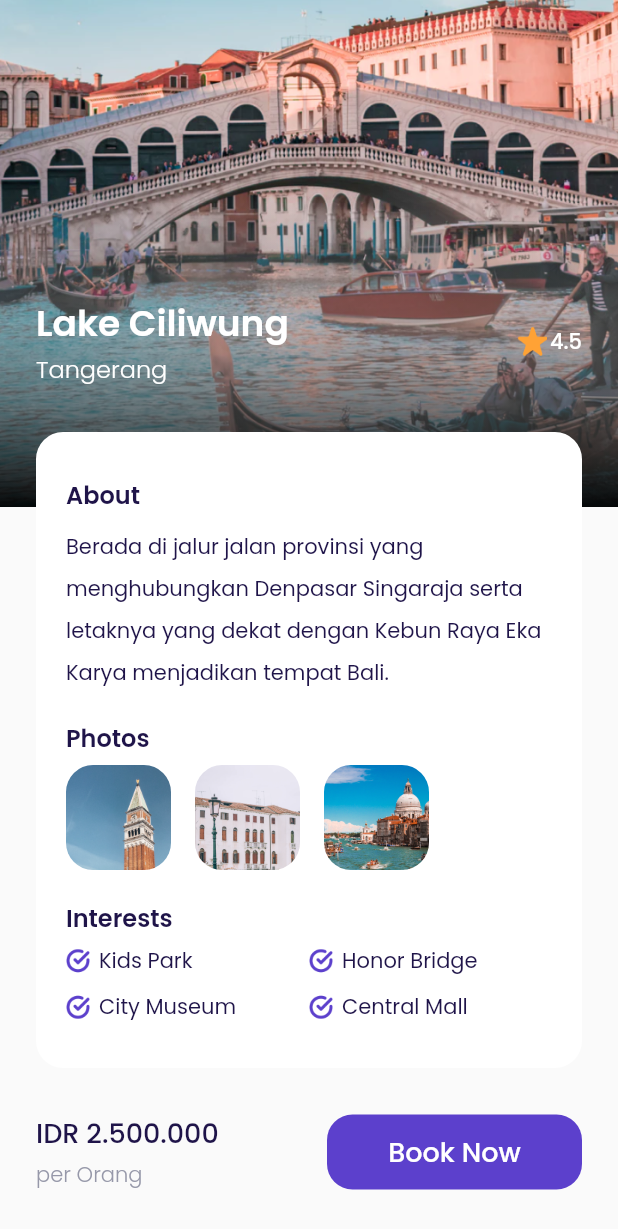
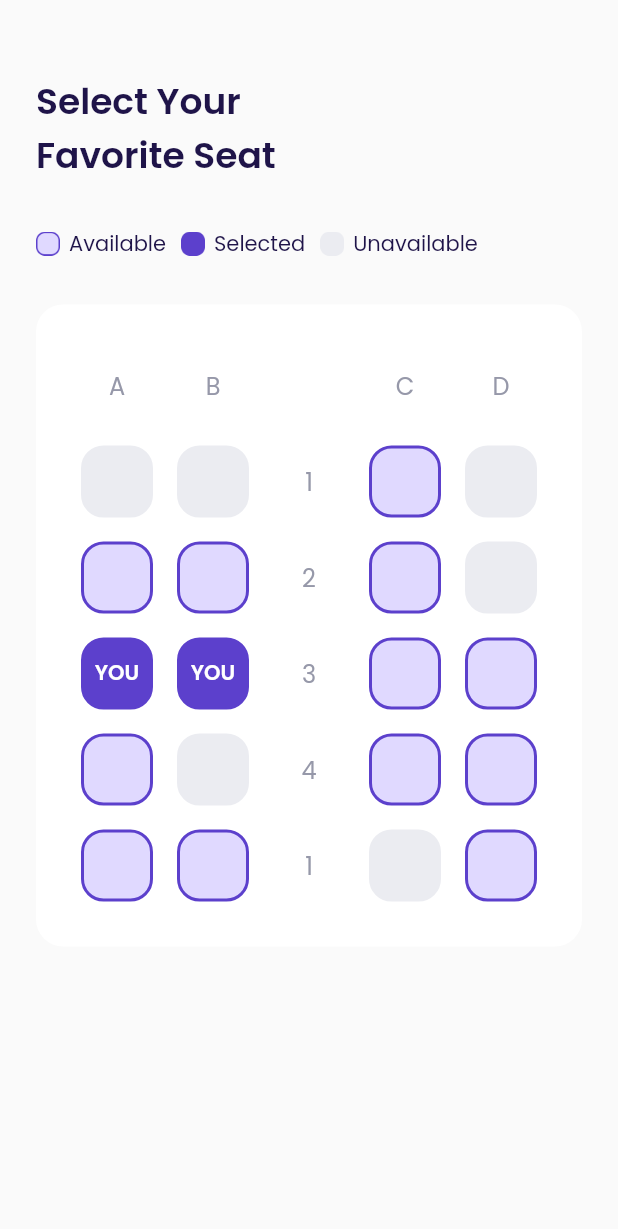
Before and after one commit to iqbaldzlfkr/baletravel_mobile_app, a Flutter app: the DetailDestinationPage screen opened directly, scrolled down 112 dp, after a tap on "Book Now", on a phone screen of 412 x 824 dp. Shown: the top 1229 px of the screen. Run offline on Flutter 3.47's test engine with Material 2 defaults, Android fonts, the phone set to English and light mode, and no system bars; our stand-ins replace google_fonts.

Commit message:
choose seat page

```diff
--- a/lib/shared/theme.dart
+++ b/lib/shared/theme.dart
@@ -10,6 +10,8 @@ Color redColor = const Color(0xffEB70A5);
 Color backgroundColor = const Color(0xffFAFAFA);
 Color inactiveColor = const Color(0xffDBD7EC);
 Color transparentColor = Colors.transparent;
+Color availableColor = const Color(0xffE0D9FF);
+Color unavailableColor = const Color(0xffEBECF1);
 
 TextStyle blackTextStyle = GoogleFonts.poppins(
   color: blackColor,
--- /dev/null
+++ b/lib/ui/pages/choose_seat_page.dart
@@ -0,0 +1,323 @@
+import 'package:bale_travel/shared/theme.dart';
+import 'package:bale_travel/ui/widgets/seat_item.dart';
+import 'package:flutter/material.dart';
+
+class ChooseSeatPage extends StatelessWidget {
+  const ChooseSeatPage({super.key});
+
+  @override
+  Widget build(BuildContext context) {
+    return Scaffold(
+      backgroundColor: backgroundColor,
+      body: ListView(
+        padding: const EdgeInsets.symmetric(
+          horizontal: 24,
+        ),
+        children: [
+          title(),
+          seatStatus(),
+          selectSeat(),
+        ],
+      ),
+    );
+  }
+}
+
+Widget title() {
+  return Container(
+    margin: const EdgeInsets.only(
+      top: 50,
+    ),
+    child: Text(
+      'Select Your\nFavorite Seat',
+      style: blackTextStyle.copyWith(
+        fontSize: 24,
+        fontWeight: semiBold,
+      ),
+    ),
+  );
+}
+
+Widget seatStatus() {
+  return Container(
+    margin: const EdgeInsets.only(
+      top: 30,
+    ),
+    child: Row(
+      children: [
+        Container(
+          height: 16,
+          width: 16,
+          margin: const EdgeInsets.only(
+            right: 6,
+          ),
+          decoration: const BoxDecoration(
+            image: DecorationImage(
+              image: AssetImage(
+                'assets/icon_available.png',
+              ),
+            ),
+          ),
+        ),
+        Text(
+          'Available',
+          style: blackTextStyle,
+        ),
+        Container(
+          height: 16,
+          width: 16,
+          margin: const EdgeInsets.only(
+            right: 6,
+            left: 10,
+          ),
+          decoration: const BoxDecoration(
+            image: DecorationImage(
+              image: AssetImage(
+                'assets/icon_selected.png',
+              ),
+            ),
+          ),
+        ),
+        Text(
+          'Selected',
+          style: blackTextStyle,
+        ),
+        Container(
+          height: 16,
+          width: 16,
+          margin: const EdgeInsets.only(
+            right: 6,
+            left: 10,
+          ),
+          decoration: const BoxDecoration(
+            image: DecorationImage(
+              image: AssetImage(
+                'assets/icon_unavailable.png',
+              ),
+            ),
+          ),
+        ),
+        Text(
+          'Unavailable',
+          style: blackTextStyle,
+        ),
+      ],
+    ),
+  );
+}
+
+Widget selectSeat() {
+  return Container(
+    width: double.infinity,
+    margin: const EdgeInsets.only(
+      top: 30,
+    ),
+    padding: const EdgeInsets.symmetric(
+      horizontal: 22,
+      vertical: 30,
+    ),
+    decoration: BoxDecoration(
+      borderRadius: BorderRadius.circular(18),
+      color: whiteColor,
+    ),
+    child: Column(
+      children: [
+        Row(
+          mainAxisAlignment: MainAxisAlignment.spaceAround,
+          children: [
+            SizedBox(
+              width: 48,
+              height: 48,
+              child: Center(
+                child: Text(
+                  'A',
+                  style: greyTextStyle.copyWith(
+                    fontSize: 16,
+                  ),
+                ),
+              ),
+            ),
+            SizedBox(
+              width: 48,
+              height: 48,
+              child: Center(
+                child: Text(
+                  'B',
+                  style: greyTextStyle.copyWith(
+                    fontSize: 16,
+                  ),
+                ),
+              ),
+            ),
+            SizedBox(
+              width: 48,
+              height: 48,
+              child: Center(
+                child: Text(
+                  '',
+                  style: greyTextStyle.copyWith(
+                    fontSize: 16,
+                  ),
+                ),
+              ),
+            ),
+            SizedBox(
+              width: 48,
+              height: 48,
+              child: Center(
+                child: Text(
+                  'C',
+                  style: greyTextStyle.copyWith(
+                    fontSize: 16,
+                  ),
+                ),
+              ),
+            ),
+            SizedBox(
+              width: 48,
+              height: 48,
+              child: Center(
+                child: Text(
+                  'D',
+                  style: greyTextStyle.copyWith(
+                    fontSize: 16,
+                  ),
+                ),
+              ),
+            ),
+          ],
+        ),
+        Container(
+          margin: const EdgeInsets.only(
+            top: 16,
+          ),
+          child: Row(
+            mainAxisAlignment: MainAxisAlignment.spaceAround,
+            children: [
+              SeatItem(status: 2,),
+              SeatItem(status: 2,),
+              SizedBox(
+                width: 48,
+                height: 48,
+                child: Center(
+                  child: Text(
+                    '1',
+                    style: greyTextStyle.copyWith(
+                      fontSize: 16,
+                    ),
+                  ),
+                ),
+              ),
+              SeatItem(status: 0,),
+              SeatItem(status: 2,),
+            ],
+          ),
+        ),
+        Container(
+          margin: const EdgeInsets.only(
+            top: 16,
+          ),
+          child: Row(
+            mainAxisAlignment: MainAxisAlignment.spaceAround,
+            children: [
+              SeatItem(status: 0,),
+              SeatItem(status: 0,),
+              SizedBox(
+                width: 48,
+                height: 48,
+                child: Center(
+                  child: Text(
+                    '2',
+                    style: greyTextStyle.copyWith(
+                      fontSize: 16,
+                    ),
+                  ),
+                ),
+              ),
+              SeatItem(status: 0,),
+              SeatItem(status: 2,),
+            ],
+          ),
+        ),
+        Container(
+          margin: const EdgeInsets.only(
+            top: 16,
+          ),
+          child: Row(
+            mainAxisAlignment: MainAxisAlignment.spaceAround,
+            children: [
+              SeatItem(status: 1,),
+              SeatItem(status: 1,),
+              SizedBox(
+                width: 48,
+                height: 48,
+                child: Center(
+                  child: Text(
+                    '3',
+                    style: greyTextStyle.copyWith(
+                      fontSize: 16,
+                    ),
+                  ),
+                ),
+              ),
+              SeatItem(status: 0,),
+              SeatItem(status: 0,),
+            ],
+          ),
+        ),
+        Container(
+          margin: const EdgeInsets.only(
+            top: 16,
+          ),
+          child: Row(
+            mainAxisAlignment: MainAxisAlignment.spaceAround,
+            children: [
+              SeatItem(status: 0,),
+              SeatItem(status: 2,),
+              SizedBox(
+                width: 48,
+                height: 48,
+                child: Center(
+                  child: Text(
+                    '4',
+                    style: greyTextStyle.copyWith(
+                      fontSize: 16,
+                    ),
+                  ),
+                ),
+              ),
+              SeatItem(status: 0,),
+              SeatItem(status: 0,),
+            ],
+          ),
+        ),
+        Container(
+          margin: const EdgeInsets.only(
+            top: 16,
+          ),
+          child: Row(
+            mainAxisAlignment: MainAxisAlignment.spaceAround,
+            children: [
+              SeatItem(status: 0,),
+              SeatItem(status: 0,),
+              SizedBox(
+                width: 48,
+                height: 48,
+                child: Center(
+                  child: Text(
+                    '1',
+                    style: greyTextStyle.copyWith(
+                      fontSize: 16,
+                    ),
+                  ),
+                ),
+              ),
+              SeatItem(status: 2,),
+              SeatItem(status: 0,),
+            ],
+          ),
+        ),
+      ],
+    ),
+  );
+}
--- a/lib/ui/pages/detail_destination_page.dart
+++ b/lib/ui/pages/detail_destination_page.dart
@@ -1,4 +1,5 @@
 import 'package:bale_travel/shared/theme.dart';
+import 'package:bale_travel/ui/pages/choose_seat_page.dart';
 import 'package:bale_travel/ui/widgets/buttons.dart';
 import 'package:bale_travel/ui/widgets/interest_item.dart';
 import 'package:bale_travel/ui/widgets/photo_item.dart';
@@ -16,7 +17,7 @@ class DetailDestinationPage extends StatelessWidget {
           children: [
             backgroundImage(),
             customShadow(),
-            content(),
+            content(context),
           ],
         ),
       ),
@@ -59,7 +60,7 @@ Widget customShadow() {
   );
 }
 
-Widget content() {
+Widget content(context) {
   return Container(
     width: double.infinity,
     margin: const EdgeInsets.symmetric(
@@ -264,7 +265,12 @@ Widget content() {
                 width: 170,
                 title: 'Book Now',
                 onPressed: () {
-
+                  Navigator.push(
+                    context,
+                    MaterialPageRoute(
+                      builder: (context) => const ChooseSeatPage(),
+                    ),
+                  );
                 },
               ),
             ],
--- a/lib/ui/pages/get_started_page.dart
+++ b/lib/ui/pages/get_started_page.dart
@@ -52,14 +52,16 @@ class _GetStartedPageState extends State<GetStartedPage> {
                 child: Align(
                   alignment: Alignment.topRight,
                   child: Column(
-                    children: List.generate(3, (indexDots){
+                    children: List.generate(3, (indexDots) {
                       return Container(
                         width: 8,
-                        height: index == indexDots? 25 : 8,
+                        height: index == indexDots ? 25 : 8,
                         margin: const EdgeInsets.only(bottom: 2),
                         decoration: BoxDecoration(
                           borderRadius: BorderRadius.circular(8),
-                          color: index == indexDots? primaryColor : primaryColor.withOpacity(0.3),
+                          color: index == indexDots
+                              ? primaryColor
+                              : primaryColor.withOpacity(0.3),
                         ),
                       );
                     }),
@@ -110,8 +112,14 @@ class _GetStartedPageState extends State<GetStartedPage> {
                               title: 'Get Started',
                               width: 220,
                             ),
-                            const SizedBox(height: 20,),
-                            CustomSignInButton(
+                            const SizedBox(
+                              height: 20,
+                            ),
+                            // CustomSignInButton(
+                            //   title: 'Sign In',
+                            //   onPressed: () {},
+                            // ),
+                            CustomTextButton(
                               title: 'Sign In',
                               onPressed: () {},
                             ),
--- a/lib/ui/widgets/buttons.dart
+++ b/lib/ui/widgets/buttons.dart
@@ -68,44 +68,6 @@ class CustomTextButton extends StatelessWidget {
         ),
         child: Text(
           title,
-          style: greyTextStyle.copyWith(
-          fontSize: 16,
-          fontWeight: light,
-          decoration: TextDecoration.underline,
-          ),
-        ),
-      ),
-    );
-  }
-}
-
-class CustomSignInButton extends StatelessWidget {
-
-  final String title;
-  final double width;
-  final double height;
-  final VoidCallback? onPressed;
-
-  const CustomSignInButton({
-    Key? key,
-    required this.title,
-    this.width = double.infinity,
-    this.height = 24,
-    this.onPressed,
-  }) : super(key: key);
-
-  @override
-  Widget build(BuildContext context) {
-    return SizedBox(
-      width: width,
-      height: height,
-      child: TextButton(
-        onPressed: onPressed,
-        style: TextButton.styleFrom(
-        padding: EdgeInsets.zero,
-        ),
-        child: Text(
-          title,
           style: whiteTextStyle.copyWith(
           fontSize: 18,
           fontWeight: light,
@@ -116,3 +78,41 @@ class CustomSignInButton extends StatelessWidget {
     );
   }
 }
+
+// class CustomSignInButton extends StatelessWidget {
+
+//   final String title;
+//   final double width;
+//   final double height;
+//   final VoidCallback? onPressed;
+
+//   const CustomSignInButton({
+//     Key? key,
+//     required this.title,
+//     this.width = double.infinity,
+//     this.height = 24,
+//     this.onPressed,
+//   }) : super(key: key);
+
+//   @override
+//   Widget build(BuildContext context) {
+//     return SizedBox(
+//       width: width,
+//       height: height,
+//       child: TextButton(
+//         onPressed: onPressed,
+//         style: TextButton.styleFrom(
+//         padding: EdgeInsets.zero,
+//         ),
+//         child: Text(
+//           title,
+//           style: whiteTextStyle.copyWith(
+//           fontSize: 18,
+//           fontWeight: light,
+//           decoration: TextDecoration.underline,
+//           ),
+//         ),
+//       ),
+//     );
+//   }
+// }
--- a/lib/ui/widgets/destination_tile_item.dart
+++ b/lib/ui/widgets/destination_tile_item.dart
@@ -1,4 +1,5 @@
 import 'package:bale_travel/shared/theme.dart';
+import 'package:bale_travel/ui/pages/detail_destination_page.dart';
 import 'package:flutter/material.dart';
 
 class DestinationTileItem extends StatelessWidget {
@@ -17,7 +18,16 @@ class DestinationTileItem extends StatelessWidget {
 
   @override
   Widget build(BuildContext context) {
-    return Container(
+    return GestureDetector(
+      onTap: () {
+         Navigator.push(
+          context,
+          MaterialPageRoute(
+            builder: (context) => const DetailDestinationPage(),
+          ),
+        );
+      },
+      child: Container(
         margin: const EdgeInsets.only(
           top: 16,
         ),
@@ -95,6 +105,7 @@ class DestinationTileItem extends StatelessWidget {
             ),
           ],
         ),
+      ),
     );
   }
 }
--- /dev/null
+++ b/lib/ui/widgets/seat_item.dart
@@ -0,0 +1,74 @@
+import 'package:bale_travel/shared/theme.dart';
+import 'package:flutter/material.dart';
+
+class SeatItem extends StatelessWidget {
+  final int status;
+
+  const SeatItem({
+    super.key,
+    required this.status,
+  });
+
+  @override
+  Widget build(BuildContext context) {
+    backgroundColor() {
+      switch (status) {
+        case 0:
+          return availableColor;
+        case 1:
+          return primaryColor;
+        case 2:
+          return unavailableColor;
+        default:
+          return unavailableColor;
+      }
+    }
+
+    borderColor() {
+      switch (status) {
+        case 0:
+          return primaryColor;
+        case 1:
+          return primaryColor;
+        case 2:
+          return unavailableColor;
+        default:
+          return unavailableColor;
+      }
+    }
+
+    child() {
+      switch (status) {
+        case 0:
+          return const SizedBox();
+        case 1:
+          return Center(
+            child: Text(
+              'YOU',
+              style: whiteTextStyle.copyWith(
+                fontWeight: semiBold,
+              ),
+            ),
+          );
+        case 2:
+          return const SizedBox();
+        default:
+          return const SizedBox();
+      }
+    }
+
+    return Container(
+      width: 48,
+      height: 48,
+      decoration: BoxDecoration(
+        color: backgroundColor(),
+        borderRadius: BorderRadius.circular(15),
+        border: Border.all(
+          color: borderColor(),
+          width: 2,
+        ),
+      ),
+      child: child(),
+    );
+  }
+}
```
Lines whose indentation alone changed are shown as unchanged.
